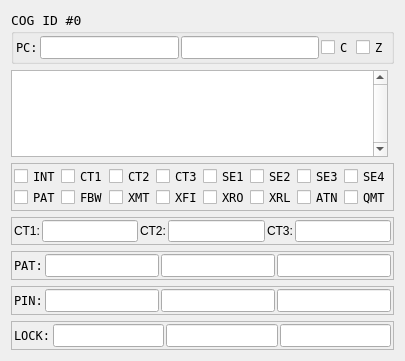
Qt form p2cogview.ui (pullmoll/p2emu) before a commit.
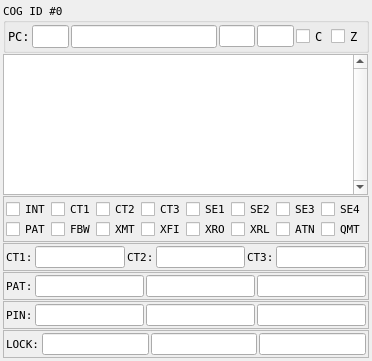
The same form after that commit.

What changed in the file:
```diff
--- a/p2cogview.ui
+++ b/p2cogview.ui
@@ -10,17 +10,33 @@
     <height>361</height>
    </rect>
   </property>
+  <property name="font">
+   <font>
+    <family>DejaVu Sans Mono</family>
+    <pointsize>8</pointsize>
+   </font>
+  </property>
   <property name="windowTitle">
    <string>COG view</string>
   </property>
   <layout class="QGridLayout" name="gridLayout_2">
+   <property name="leftMargin">
+    <number>3</number>
+   </property>
+   <property name="topMargin">
+    <number>3</number>
+   </property>
+   <property name="rightMargin">
+    <number>3</number>
+   </property>
+   <property name="bottomMargin">
+    <number>3</number>
+   </property>
+   <property name="spacing">
+    <number>1</number>
+   </property>
    <item row="3" column="0" colspan="2">
     <widget class="QFrame" name="frame_CTx">
-     <property name="font">
-      <font>
-       <pointsize>9</pointsize>
-      </font>
-     </property>
      <property name="toolTip">
       <string>Count match values for CT1, CT2, and CT3</string>
      </property>
@@ -81,19 +97,13 @@
    </item>
    <item row="0" column="0" colspan="2">
     <widget class="QGroupBox" name="group_PC">
-     <property name="font">
-      <font>
-       <family>DejaVu Sans Mono</family>
-       <pointsize>10</pointsize>
-      </font>
-     </property>
      <property name="toolTip">
       <string>Program counter (PC), intruction register, C flag, Z flag</string>
      </property>
      <property name="title">
       <string>COG ID #0</string>
      </property>
-     <layout class="QGridLayout" name="gridLayout_6">
+     <layout class="QGridLayout" name="gridLayout_6" columnstretch="0,1,4,1,1,0,0">
       <property name="leftMargin">
        <number>2</number>
       </property>
@@ -109,30 +119,7 @@
       <property name="spacing">
        <number>2</number>
       </property>
-      <item row="0" column="0">
-       <widget class="QLabel" name="lbl_PC">
-        <property name="font">
-         <font>
-          <family>DejaVu Sans Mono</family>
-          <pointsize>9</pointsize>
-         </font>
-        </property>
-        <property name="text">
-         <string>PC:</string>
-        </property>
-       </widget>
-      </item>
-      <item row="0" column="1">
-       <widget class="QLineEdit" name="le_PC">
-        <property name="font">
-         <font>
-          <family>DejaVu Sans Mono</family>
-          <pointsize>9</pointsize>
-         </font>
-        </property>
-       </widget>
-      </item>
-      <item row="0" column="4">
+      <item row="0" column="6">
        <widget class="QCheckBox" name="cb_Z">
         <property name="font">
          <font>
@@ -145,7 +132,17 @@
         </property>
        </widget>
       </item>
-      <item row="0" column="3">
+      <item row="0" column="1">
+       <widget class="QLineEdit" name="le_PC">
+        <property name="font">
+         <font>
+          <family>DejaVu Sans Mono</family>
+          <pointsize>9</pointsize>
+         </font>
+        </property>
+       </widget>
+      </item>
+      <item row="0" column="5">
        <widget class="QCheckBox" name="cb_C">
         <property name="font">
          <font>
@@ -158,6 +155,22 @@
         </property>
        </widget>
       </item>
+      <item row="0" column="3">
+       <widget class="QLineEdit" name="le_DST"/>
+      </item>
+      <item row="0" column="0">
+       <widget class="QLabel" name="lbl_PC">
+        <property name="font">
+         <font>
+          <family>DejaVu Sans Mono</family>
+          <pointsize>9</pointsize>
+         </font>
+        </property>
+        <property name="text">
+         <string>PC:</string>
+        </property>
+       </widget>
+      </item>
       <item row="0" column="2">
        <widget class="QLineEdit" name="le_IR">
         <property name="font">
@@ -168,17 +181,14 @@
         </property>
        </widget>
       </item>
+      <item row="0" column="4">
+       <widget class="QLineEdit" name="le_SRC"/>
+      </item>
      </layout>
     </widget>
    </item>
    <item row="6" column="0" colspan="2">
     <widget class="QFrame" name="frame_LOCK">
-     <property name="font">
-      <font>
-       <family>DejaVu Sans Mono</family>
-       <pointsize>9</pointsize>
-      </font>
-     </property>
      <property name="toolTip">
       <string>LOCK mode / edge / number values</string>
      </property>
@@ -225,12 +235,6 @@
    </item>
    <item row="2" column="0" colspan="2">
     <widget class="QFrame" name="frame_FLAGS">
-     <property name="font">
-      <font>
-       <family>DejaVu Sans Mono</family>
-       <pointsize>9</pointsize>
-      </font>
-     </property>
      <property name="toolTip">
       <string>COG status flags</string>
      </property>
@@ -373,12 +377,6 @@
    </item>
    <item row="4" column="0" colspan="2">
     <widget class="QFrame" name="frame_PAT">
-     <property name="font">
-      <font>
-       <family>DejaVu Sans Mono</family>
-       <pointsize>9</pointsize>
-      </font>
-     </property>
      <property name="toolTip">
       <string>PAT mode, mask, match values</string>
      </property>
@@ -425,12 +423,6 @@
    </item>
    <item row="5" column="0" colspan="2">
     <widget class="QFrame" name="frame_PIN">
-     <property name="font">
-      <font>
-       <family>DejaVu Sans Mono</family>
-       <pointsize>9</pointsize>
-      </font>
-     </property>
      <property name="toolTip">
       <string>PIN mode, edge, and number values</string>
      </property>
@@ -477,11 +469,6 @@
    </item>
    <item row="1" column="0">
     <widget class="QTableView" name="tvDasm">
-     <property name="font">
-      <font>
-       <family>DejaVu Sans Mono</family>
-      </font>
-     </property>
      <property name="toolTip">
       <string>Disassembled instruction</string>
      </property>
```
Left out of the diff: 4 changed lines with no effect on the pictures.
